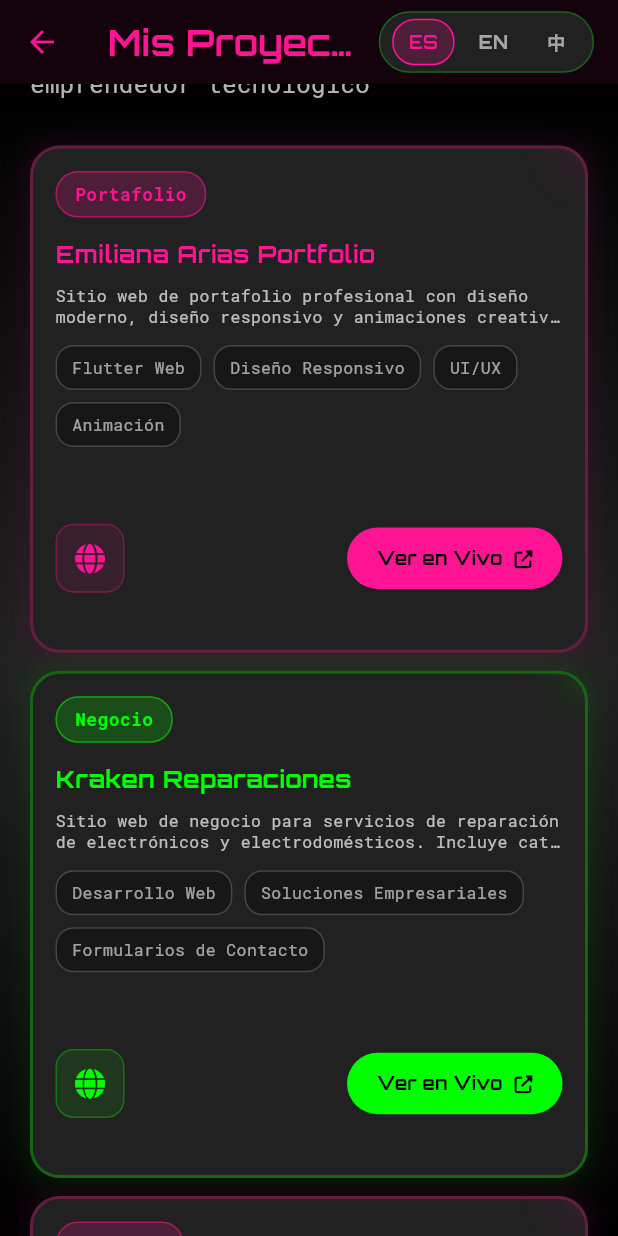
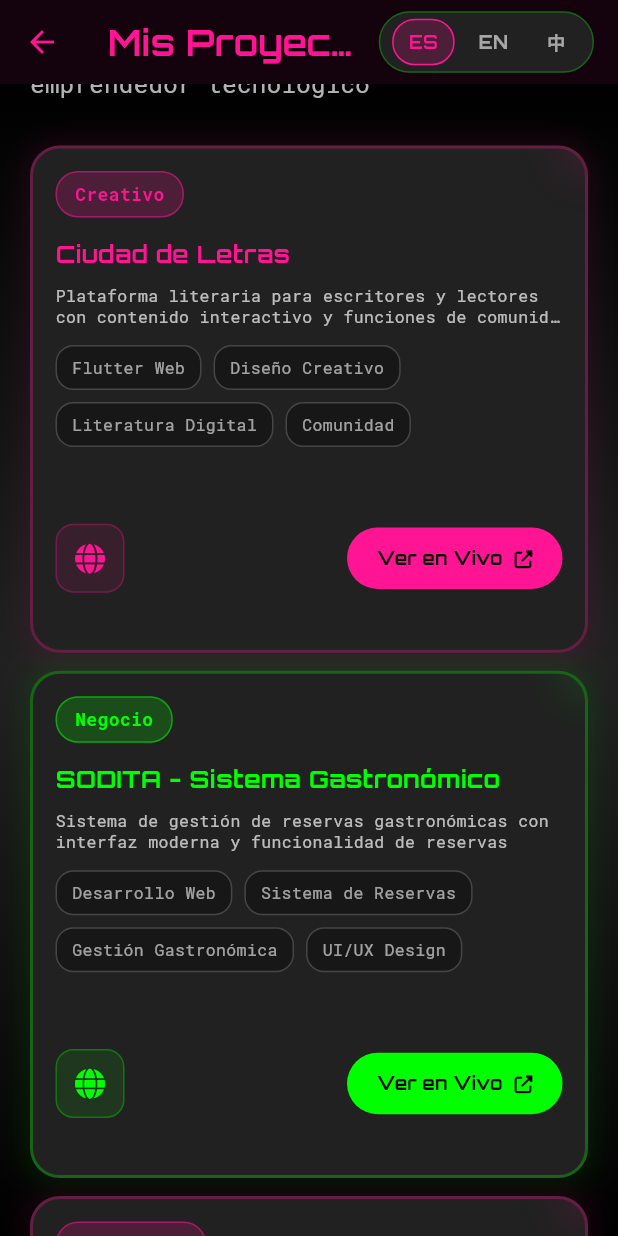
Before and after one commit to JiDomusic/miweb, a Flutter app: the ProyectosPage screen opened by its route, scrolled down 1152 dp, on a phone screen of 412 x 824 dp. Run offline on Flutter 3.47's test engine with Material 3 defaults, Android fonts, the light colour scheme and no system bars; drawn by our look-alikes of flutter_animate; our stand-ins replace animated_text_kit, cloud_firestore, firebase_core, flutter_form_builder, flutter_staggered_animations, font_awesome_flutter and 1 more; missing offline and left inert: dart:html; accounts and stored records are empty; statements that could not run were skipped.

Commit message:
miweeeb 25

```diff
--- a/lib/proyectos_page.dart
+++ b/lib/proyectos_page.dart
@@ -17,6 +17,36 @@ class ProyectosPage extends StatelessWidget {
     return Consumer<LanguageProvider>(
       builder: (context, languageProvider, child) {
         final List<Map<String, dynamic>> proyectos = [
+          {
+            'titulo': 'Ciudad de Letras',
+            'descripcion': languageProvider.isEnglish
+              ? 'Literary platform for writers and readers with interactive content and community features'
+              : 'Plataforma literaria para escritores y lectores con contenido interactivo y funciones de comunidad',
+            'tecnologias': [
+              languageProvider.translate('flutter_web'),
+              languageProvider.translate('creative_design'),
+              'Literatura Digital',
+              'Comunidad',
+            ],
+            'url': 'https://ciudaddeletras-97276.web.app/',
+            'categoria': languageProvider.translate('creative'),
+            'color': Color(0xFFFF1493),
+          },
+          {
+            'titulo': 'SODITA - Sistema Gastronómico',
+            'descripcion': languageProvider.isEnglish
+              ? 'Restaurant reservation management system with modern interface and booking functionality'
+              : 'Sistema de gestión de reservas gastronómicas con interfaz moderna y funcionalidad de reservas',
+            'tecnologias': [
+              languageProvider.translate('web_development'),
+              'Sistema de Reservas',
+              'Gestión Gastronómica',
+              'UI/UX Design',
+            ],
+            'url': 'https://sodita-314e6.web.app/',
+            'categoria': languageProvider.translate('business'),
+            'color': Color(0xFF00FF00),
+          },
           {
             'titulo': 'Emiliana Arias Portfolio',
             'descripcion': languageProvider.translate('emiliana_arias_desc'),
```
Also changed, not shown: pubspec.lock.
